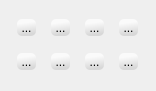
Qt form app/ui/displayoption.ui (pencil2d/pencil) before a commit.
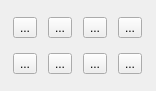
The same form after that commit. Icons and pictures are not drawn.

Commit message: Remove custom display option button styling

Patch:
```diff
--- a/app/ui/displayoption.ui
+++ b/app/ui/displayoption.ui
@@ -34,20 +34,6 @@
      <property name="toolTip">
       <string>Horizontal flip</string>
      </property>
-     <property name="styleSheet">
-      <string notr="true">QToolButton { 
-background-color: qlineargradient(spread:pad, x1:0.187818, y1:0.949, x2:0.0851364, y2:0.278, stop:0 rgba(216, 216, 216, 255), stop:1 rgba(250, 250, 250, 255));
-
-/*border:1px solid #555555;*/
-
-border-radius:5px;
-}
-
-QToolButton:pressed, QToolButton:checked { 
-background-color: qlineargradient(spread:pad, x1:0.187818, y1:0.949, x2:0.085, y2:0.0791364, stop:0 rgba(246, 252, 255, 255), stop:1 rgba(204, 217, 250, 255));
-border:1px solid #555555;
-}</string>
-     </property>
      <property name="text">
       <string>...</string>
      </property>
@@ -77,20 +63,6 @@
      <property name="autoFillBackground">
       <bool>false</bool>
      </property>
-     <property name="styleSheet">
-      <string notr="true">QToolButton { 
-background-color: qlineargradient(spread:pad, x1:0.187818, y1:0.949, x2:0.0851364, y2:0.278, stop:0 rgba(216, 216, 216, 255), stop:1 rgba(250, 250, 250, 255));
-
-/*border:1px solid #555555;*/
-
-border-radius:5px;
-}
-
-QToolButton:pressed, QToolButton:checked { 
-background-color: qlineargradient(spread:pad, x1:0.187818, y1:0.949, x2:0.085, y2:0.0791364, stop:0 rgba(246, 252, 255, 255), stop:1 rgba(204, 217, 250, 255));
-border:1px solid #555555;
-}</string>
-     </property>
      <property name="text">
       <string>...</string>
      </property>
@@ -120,20 +92,6 @@
      <property name="toolTip">
       <string>Show invisible lines</string>
      </property>
-     <property name="styleSheet">
-      <string notr="true">QToolButton { 
-background-color: qlineargradient(spread:pad, x1:0.187818, y1:0.949, x2:0.0851364, y2:0.278, stop:0 rgba(216, 216, 216, 255), stop:1 rgba(250, 250, 250, 255));
-
-/*border:1px solid #555555;*/
-
-border-radius:5px;
-}
-
-QToolButton:pressed, QToolButton:checked { 
-background-color: qlineargradient(spread:pad, x1:0.187818, y1:0.949, x2:0.085, y2:0.0791364, stop:0 rgba(246, 252, 255, 255), stop:1 rgba(204, 217, 250, 255));
-border:1px solid #555555;
-}</string>
-     </property>
      <property name="text">
       <string>...</string>
      </property>
@@ -169,20 +127,6 @@
      <property name="autoFillBackground">
       <bool>false</bool>
      </property>
-     <property name="styleSheet">
-      <string notr="true">QToolButton { 
-background-color: qlineargradient(spread:pad, x1:0.187818, y1:0.949, x2:0.0851364, y2:0.278, stop:0 rgba(216, 216, 216, 255), stop:1 rgba(250, 250, 250, 255));
-
-/*border:1px solid #555555;*/
-
-border-radius:5px;
-}
-
-QToolButton:pressed, QToolButton:checked { 
-background-color: qlineargradient(spread:pad, x1:0.187818, y1:0.949, x2:0.085, y2:0.0791364, stop:0 rgba(246, 252, 255, 255), stop:1 rgba(204, 217, 250, 255));
-border:1px solid #555555;
-}</string>
-     </property>
      <property name="text">
       <string>...</string>
      </property>
@@ -209,20 +153,6 @@
      <property name="statusTip">
       <string>Onion skin next frame</string>
      </property>
-     <property name="styleSheet">
-      <string notr="true">QToolButton { 
-background-color: qlineargradient(spread:pad, x1:0.187818, y1:0.949, x2:0.0851364, y2:0.278, stop:0 rgba(216, 216, 216, 255), stop:1 rgba(250, 250, 250, 255));
-
-/*border:1px solid #555555;*/
-
-border-radius:5px;
-}
-
-QToolButton:pressed, QToolButton:checked { 
-background-color: qlineargradient(spread:pad, x1:0.187818, y1:0.949, x2:0.085, y2:0.0791364, stop:0 rgba(246, 252, 255, 255), stop:1 rgba(204, 217, 250, 255));
-border:1px solid #555555;
-}</string>
-     </property>
      <property name="text">
       <string>...</string>
      </property>
@@ -249,20 +179,6 @@
      <property name="statusTip">
       <string>Onion skin color: red</string>
      </property>
-     <property name="styleSheet">
-      <string notr="true">QToolButton { 
-background-color: qlineargradient(spread:pad, x1:0.187818, y1:0.949, x2:0.0851364, y2:0.278, stop:0 rgba(216, 216, 216, 255), stop:1 rgba(250, 250, 250, 255));
-
-/*border:1px solid #555555;*/
-
-border-radius:5px;
-}
-
-QToolButton:pressed, QToolButton:checked { 
-background-color: qlineargradient(spread:pad, x1:0.187818, y1:0.949, x2:0.085, y2:0.0791364, stop:0 rgba(246, 252, 255, 255), stop:1 rgba(204, 217, 250, 255));
-border:1px solid #555555;
-}</string>
-     </property>
      <property name="text">
       <string>...</string>
      </property>
@@ -286,20 +202,6 @@
      <property name="toolTip">
       <string>Show outlines only</string>
      </property>
-     <property name="styleSheet">
-      <string notr="true">QToolButton { 
-background-color: qlineargradient(spread:pad, x1:0.187818, y1:0.949, x2:0.0851364, y2:0.278, stop:0 rgba(216, 216, 216, 255), stop:1 rgba(250, 250, 250, 255));
-
-/*border:1px solid #555555;*/
-
-border-radius:5px;
-}
-
-QToolButton:pressed, QToolButton:checked { 
-background-color: qlineargradient(spread:pad, x1:0.187818, y1:0.949, x2:0.085, y2:0.0791364, stop:0 rgba(246, 252, 255, 255), stop:1 rgba(204, 217, 250, 255));
-border:1px solid #555555;
-}</string>
-     </property>
      <property name="text">
       <string>...</string>
      </property>
@@ -323,20 +225,6 @@
      <property name="toolTip">
       <string>Vertical flip</string>
      </property>
-     <property name="styleSheet">
-      <string notr="true">QToolButton { 
-background-color: qlineargradient(spread:pad, x1:0.187818, y1:0.949, x2:0.0851364, y2:0.278, stop:0 rgba(216, 216, 216, 255), stop:1 rgba(250, 250, 250, 255));
-
-/*border:1px solid #555555;*/
-
-border-radius:5px;
-}
-
-QToolButton:pressed, QToolButton:checked { 
-background-color: qlineargradient(spread:pad, x1:0.187818, y1:0.949, x2:0.085, y2:0.0791364, stop:0 rgba(246, 252, 255, 255), stop:1 rgba(204, 217, 250, 255));
-border:1px solid #555555;
-}</string>
-     </property>
      <property name="text">
       <string>...</string>
      </property>
```
